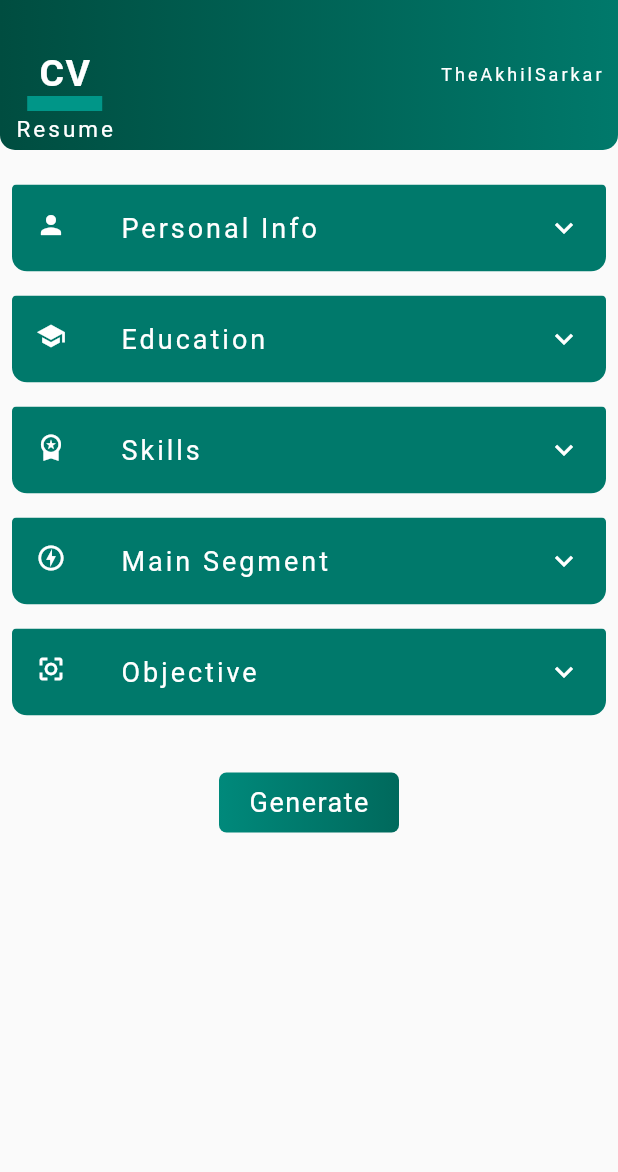
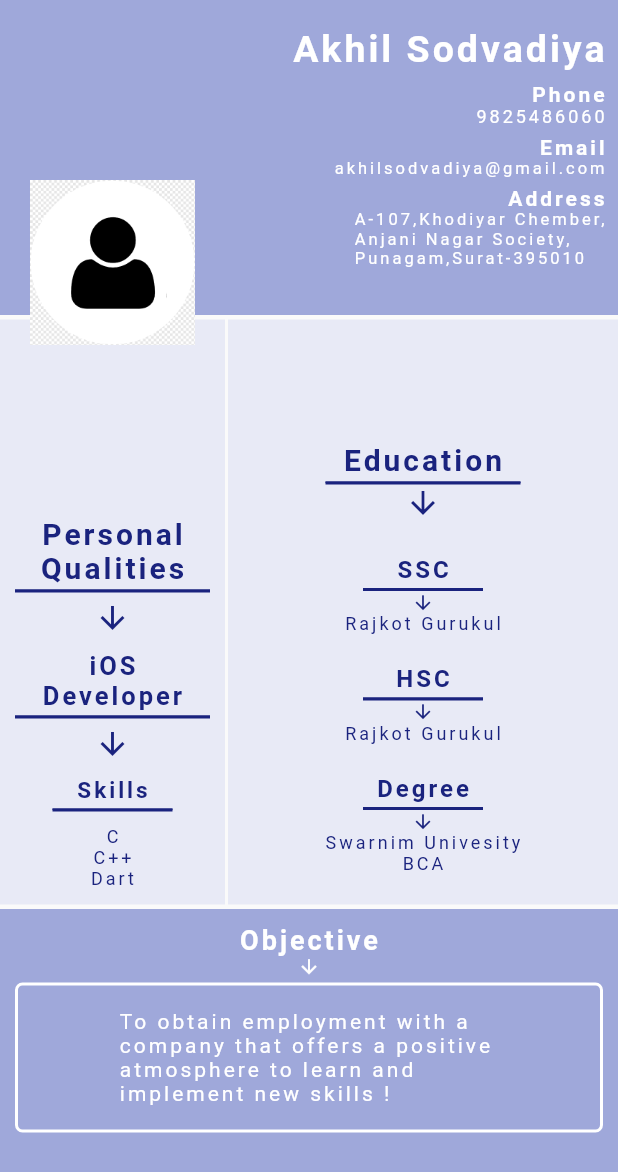
Before and after one commit to theAkHilsarkar18/resume_builder, a Flutter app: the screen it shows after launch, on a phone screen of 412 x 824 dp. Shown: the top 1172 px of the screen. Run offline on Flutter 3.47's test engine with Material 2 defaults, Android fonts, the phone set to English and light mode, and no system bars; our stand-ins replace image_picker, pdf.

Commit message:
07-02-2023

```diff
--- a/lib/main.dart
+++ b/lib/main.dart
@@ -1,7 +1,9 @@
 import 'package:flutter/material.dart';
 import 'package:resume_builder/datascreen.dart';
 import 'package:resume_builder/homeScreen.dart';
+import 'package:resume_builder/selection.dart';
 import 'package:resume_builder/templates/template1.dart';
+import 'package:resume_builder/templates/template2.dart';
 
 void main()
 {
@@ -9,7 +11,8 @@ void main()
     MaterialApp(
       debugShowCheckedModeBanner: false,
       routes: {
-        '/' : (context) => HomeScreen(),
+        '/' : (context) => Template2(),
+        'selection' : (context) => SelectionScreen(),
         'screen2' : (context) => DataScreen(),
         'temp1' : (context) => Template1(),
       }
--- a/lib/pdf/pdfGeneratorpg1.dart
+++ b/lib/pdf/pdfGeneratorpg1.dart
@@ -315,7 +315,7 @@ void pdfGenerator(ModelData m1) async {
   );
 
   Directory? directory = await getExternalStorageDirectory();
-  var file = File("${directory!.path}/akhil3.pdf");
+  var file = File("${directory!.path}/akhil.pdf");
   print(file.path);
   await file.writeAsBytes(await pdf.save());
 }
--- /dev/null
+++ b/lib/selection.dart
@@ -0,0 +1,38 @@
+import 'package:flutter/material.dart';
+
+class SelectionScreen extends StatefulWidget {
+  const SelectionScreen({Key? key}) : super(key: key);
+
+  @override
+  State<SelectionScreen> createState() => _SelectionScreenState();
+}
+
+class _SelectionScreenState extends State<SelectionScreen> {
+  @override
+  Widget build(BuildContext context) {
+    return SafeArea(
+      child: Scaffold(
+          body: Column(
+            mainAxisAlignment: MainAxisAlignment.center,
+            children: [
+              Row(
+                children: [
+                  Expanded(child: Container(height: 355,width: 100,color: Colors.teal.shade200)),
+                  SizedBox(width: 5,),
+                  Expanded(child: Container(height: 355,width: 100,color: Colors.teal.shade400)),
+                ],
+              ),
+              SizedBox(height: 5,),
+              Row(
+                children: [
+                  Expanded(child: Container(height: 355,width: 100,color: Colors.teal.shade200)),
+                  SizedBox(width: 5,),
+                  Expanded(child: Container(height: 355,width: 100,color: Colors.teal.shade400)),
+                ],
+              ),
+            ],
+          )
+      ),
+    );
+  }
+}
--- a/lib/templates/template2.dart
+++ b/lib/templates/template2.dart
@@ -0,0 +1,197 @@
+import 'package:flutter/material.dart';
+
+class Template2 extends StatefulWidget {
+  const Template2({Key? key}) : super(key: key);
+
+  @override
+  State<Template2> createState() => _Template2State();
+}
+
+class _Template2State extends State<Template2> {
+  @override
+  Widget build(BuildContext context) {
+    return SafeArea(
+      child: Scaffold(
+        body: Stack(
+          children: [
+            Column(
+              children: [
+                Container(
+                  height: 210,
+                  width: double.infinity,
+                  color: Colors.indigo.shade200,
+                  child: Column(
+                    crossAxisAlignment: CrossAxisAlignment.end,
+                    children: [
+                      SizedBox(height: 10,),
+                      Padding(
+                        padding: const EdgeInsets.all(8.0),
+                        child: Text("Akhil Sodvadiya",style: TextStyle(color: Colors.white,letterSpacing: 2,fontSize: 25,fontWeight: FontWeight.bold)),
+                      ),
+                      Padding(
+                        padding: const EdgeInsets.only(right: 8),
+                        child: Text("Phone",style: TextStyle(color: Colors.white,letterSpacing: 2,fontSize: 14,fontWeight: FontWeight.bold)),
+                      ),
+                      Padding(
+                        padding: const EdgeInsets.only(right: 8),
+                        child: Text("9825486060",style: TextStyle(color: Colors.white,letterSpacing: 2,fontSize: 12,)),
+                      ),
+                      SizedBox(height: 5,),
+                      Padding(
+                        padding: const EdgeInsets.only(right: 8),
+                        child: Text("Email",style: TextStyle(color: Colors.white,letterSpacing: 2,fontSize: 14,fontWeight: FontWeight.bold)),
+                      ),
+                      Padding(
+                        padding: const EdgeInsets.only(right: 8),
+                        child: Text("akhilsodvadiya@gmail.com",style: TextStyle(color: Colors.white,letterSpacing: 2,fontSize: 11,)),
+                      ),
+                      SizedBox(height: 5,),
+                      Padding(
+                        padding: const EdgeInsets.only(right: 8),
+                        child: Text("Address",style: TextStyle(color: Colors.white,letterSpacing: 2,fontSize: 14,fontWeight: FontWeight.bold)),
+                      ),
+                      Padding(
+                        padding: const EdgeInsets.only(right: 8),
+                        child: Text("A-107,Khodiyar Chember,\nAnjani Nagar Society,\nPunagam,Surat-395010",style: TextStyle(color: Colors.white,letterSpacing: 2,fontSize: 11,)),
+                      ),
+
+                    ],
+                  ),
+                ),
+                SizedBox(height: 3,),
+                Container(
+                  height: 390,
+                  width: double.infinity,
+                  child: Row(
+                    children: [
+                      Container(
+                        height: 400,
+                        width: 150,
+                        color: Colors.indigo.shade50,
+                        child: Column(
+                          mainAxisAlignment: MainAxisAlignment.end,
+                          children: [
+                            SizedBox(height: 3,),
+                            Text("Personal",style:TextStyle(color: Colors.indigo.shade900,fontWeight: FontWeight.bold,letterSpacing: 2,fontSize: 20),),
+                            Text("Qualities",style:TextStyle(color: Colors.indigo.shade900,fontWeight: FontWeight.bold,letterSpacing: 2,fontSize: 20),),
+                            SizedBox(height: 3,),
+                            Container(width: 130,decoration: BoxDecoration(color: Colors.indigo.shade900,border: Border(bottom: BorderSide(color: Colors.indigo.shade900,width: 2))),),
+                            SizedBox(height: 5,),
+                            Icon(Icons.arrow_downward_outlined,color: Colors.indigo.shade900),
+                            SizedBox(height: 10,),
+                            Text("iOS",style:TextStyle(color: Colors.indigo.shade900,fontWeight: FontWeight.bold,letterSpacing: 2,fontSize: 17),),
+                            Text("Developer",style:TextStyle(color: Colors.indigo.shade900,fontWeight: FontWeight.bold,letterSpacing: 2,fontSize: 17),),
+                            SizedBox(height: 3,),
+                            Container(width: 130,decoration: BoxDecoration(color: Colors.indigo.shade900,border: Border(bottom: BorderSide(color: Colors.indigo.shade900,width: 2))),),
+                            SizedBox(height: 5,),
+                            Icon(Icons.arrow_downward_outlined,color: Colors.indigo.shade900),
+                            SizedBox(height: 10,),
+                            Text("Skills",style:TextStyle(color: Colors.indigo.shade900,fontWeight: FontWeight.bold,letterSpacing: 2,fontSize: 15),),
+                            SizedBox(height: 3,),
+                            Container(width: 80,decoration: BoxDecoration(color: Colors.indigo.shade900,border: Border(bottom: BorderSide(color: Colors.indigo.shade900,width: 2))),),
+                            SizedBox(height: 10,),
+                            Text("C",style: TextStyle(fontSize: 12,letterSpacing: 2,color: Colors.indigo.shade900),),
+                            Text("C++",style: TextStyle(fontSize: 12,letterSpacing: 2,color: Colors.indigo.shade900),),
+                            Text("Dart",style: TextStyle(fontSize: 12,letterSpacing: 2,color: Colors.indigo.shade900),),
+                            SizedBox(height: 10,),
+                          ],
+                        ),
+                      ),
+                      SizedBox(width: 2,),
+                      Expanded(
+                        child: Container(
+                          height: 400,
+                          width: 150,
+                          color: Colors.indigo.shade50,
+                          child: Column(
+                            mainAxisAlignment: MainAxisAlignment.end,
+                            children: [
+                              SizedBox(height: 3,),
+                              Text("Education",style:TextStyle(color: Colors.indigo.shade900,fontWeight: FontWeight.bold,letterSpacing: 2,fontSize: 20),),
+                              SizedBox(height: 3,),
+                              Container(width: 130,decoration: BoxDecoration(color: Colors.indigo.shade900,border: Border(bottom: BorderSide(color: Colors.indigo.shade900,width: 2))),),
+                             //
+                              Icon(Icons.arrow_downward_outlined,color: Colors.indigo.shade900),
+                              SizedBox(height: 20,),
+                              SizedBox(height: 3,),
+                              Text("SSC",style:TextStyle(color: Colors.indigo.shade900,fontWeight: FontWeight.bold,letterSpacing: 2,fontSize: 16),),
+                              SizedBox(height: 3,),
+                              Container(width: 80,decoration: BoxDecoration(color: Colors.indigo.shade900,border: Border(bottom: BorderSide(color: Colors.indigo.shade900,width: 2))),),
+                              Icon(Icons.arrow_downward_outlined,color: Colors.indigo.shade900,size: 15),
+                              Text("Rajkot Gurukul",style: TextStyle(fontSize: 12,letterSpacing: 2,color: Colors.indigo.shade900),),
+                              //
+                              //Icon(Icons.arrow_downward_outlined,color: Colors.indigo.shade900),
+                              //
+                              SizedBox(height: 20,),
+                              //
+                              Text("HSC",style:TextStyle(color: Colors.indigo.shade900,fontWeight: FontWeight.bold,letterSpacing: 2,fontSize: 16),),
+                              SizedBox(height: 3,),
+                              Container(width: 80,decoration: BoxDecoration(color: Colors.indigo.shade900,border: Border(bottom: BorderSide(color: Colors.indigo.shade900,width: 2))),),
+                              Icon(Icons.arrow_downward_outlined,color: Colors.indigo.shade900,size: 15),
+                              Text("Rajkot Gurukul",style: TextStyle(fontSize: 12,letterSpacing: 2,color: Colors.indigo.shade900),),
+                              //
+                              //Icon(Icons.arrow_downward_outlined,color: Colors.indigo.shade900),
+                              SizedBox(height: 20,),
+                              //
+                              Text("Degree",style:TextStyle(color: Colors.indigo.shade900,fontWeight: FontWeight.bold,letterSpacing: 2,fontSize: 16),),
+                              SizedBox(height: 3,),
+                              Container(width: 80,decoration: BoxDecoration(color: Colors.indigo.shade900,border: Border(bottom: BorderSide(color: Colors.indigo.shade900,width: 2))),),
+                              Icon(Icons.arrow_downward_outlined,color: Colors.indigo.shade900,size: 15),
+                              Text("Swarnim Univesity",style: TextStyle(fontSize: 12,letterSpacing: 2,color: Colors.indigo.shade900),),
+                              Text("BCA",style: TextStyle(fontSize: 12,letterSpacing: 2,color: Colors.indigo.shade900),),
+                              SizedBox(height: 20,),
+                            ],
+                          ),
+                        ),
+                      ),
+                    ],
+                  ),
+                ),
+                SizedBox(height: 3,),
+                Expanded(
+                  child: Container(
+                    height: 150,
+                    width: double.infinity,
+                    color: Colors.indigo.shade200,
+                    child: Column(
+                      children: [
+                        SizedBox(height: 10,),
+                        Text("Objective",style: TextStyle(color: Colors.white,fontWeight: FontWeight.bold,letterSpacing: 2,fontSize: 18)),
+                        Icon(Icons.arrow_downward_outlined,size: 15,color: Colors.white,),
+                        SizedBox(height: 3,),
+                        Container(
+                          margin: EdgeInsets.only(right: 10,left: 10),
+                          height: 100,
+                          width: 400,
+                          decoration: BoxDecoration(
+                            border: Border.all(color: Colors.white,width: 2),
+                            borderRadius: BorderRadius.circular(5),
+                          ),
+                          child: Column(
+                            mainAxisAlignment: MainAxisAlignment.center,
+                            children: [
+                              Text("To obtain employment with a \ncompany that offers a positive \natmosphere to learn and \nimplement new skills !",style: TextStyle(letterSpacing: 2,color: Colors.white)),
+                            ],
+                          ),
+                        ),
+                      ],
+                    ),
+                  ),
+                ),
+              ],
+            ),
+            Transform.translate(
+              offset: Offset(20,120),
+              child: Container(
+                height: 110,
+                width: 110,
+                color: Colors.white,
+                child: Image.asset("assets/images/person.png",),
+              ),
+            ),
+          ],
+        ),
+      ),
+    );
+  }
+}
```
Also changed, not shown: pubspec.lock.
